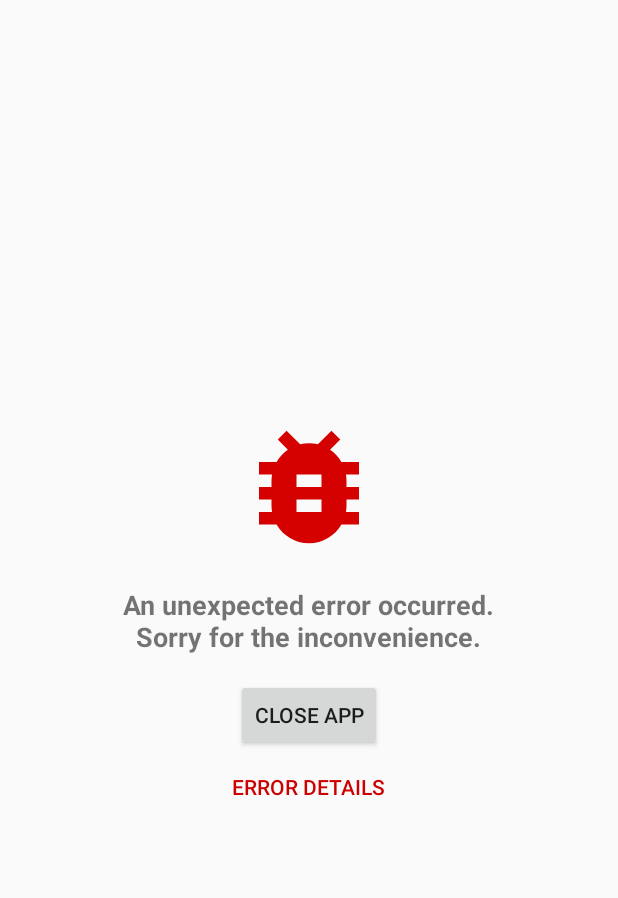
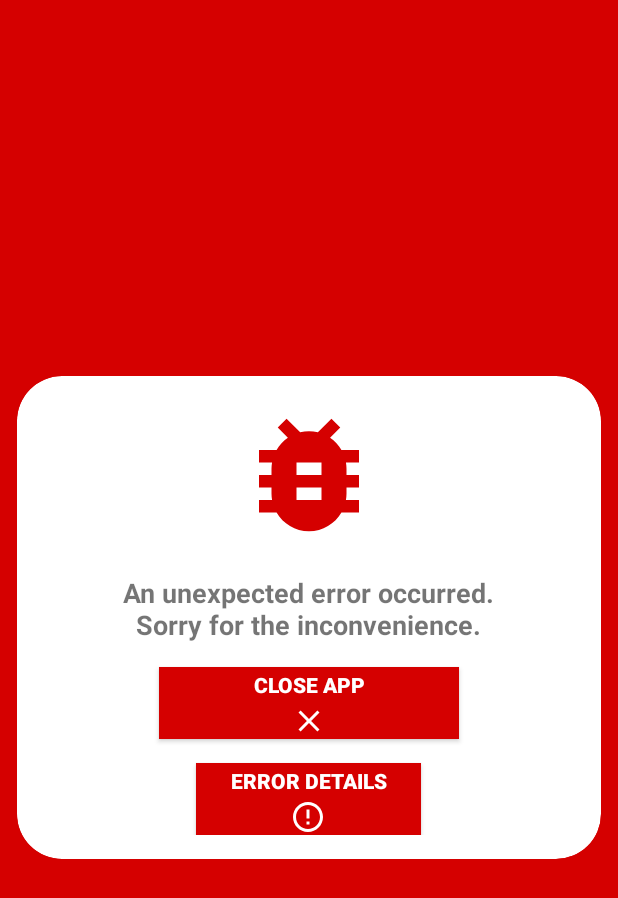
Before and after one commit to TutorialsAndroid/crashx, an Android app: the layout crash_default_error_activity.xml on its own in the app's theme, with its tools: preview values and no code run, on a phone screen of 412 x 824 dp. Shown: the top 898 px of the screen. Run offline under Robolectric (Android 15) with nearby library versions, the phone set to English and light mode, and no system bars.

```diff
--- a/build.gradle
+++ b/build.gradle
@@ -6,7 +6,7 @@ buildscript {
         jcenter()
     }
     dependencies {
-        classpath 'com.android.tools.build:gradle:3.3.2'
+        classpath 'com.android.tools.build:gradle:3.4.1'
         classpath 'com.github.dcendents:android-maven-gradle-plugin:2.1'
 
         // NOTE: Do not place your application dependencies here; they belong
--- a/library/src/main/java/com/kinda/crash/config/CrashConfig.java
+++ b/library/src/main/java/com/kinda/crash/config/CrashConfig.java
@@ -285,7 +285,6 @@ public class CrashConfig implements Serializable {
          * If not set or set to null, no events will be reported.
          *
          * @param eventListener The event listener.
-         * @throws IllegalArgumentException if the eventListener is an inner or anonymous class
          */
         @NonNull
         public Builder eventListener(@Nullable CrashActivity.EventListener eventListener) {
--- /dev/null
+++ b/library/src/main/res/drawable/crash_ic_close.xml
@@ -0,0 +1,5 @@
+<vector android:height="24dp" android:tint="#FFFFFF"
+    android:viewportHeight="24.0" android:viewportWidth="24.0"
+    android:width="24dp" xmlns:android="http://schemas.android.com/apk/res/android">
+    <path android:fillColor="#FF000000" android:pathData="M19,6.41L17.59,5 12,10.59 6.41,5 5,6.41 10.59,12 5,17.59 6.41,19 12,13.41 17.59,19 19,17.59 13.41,12z"/>
+</vector>
--- /dev/null
+++ b/library/src/main/res/drawable/crash_ic_error.xml
@@ -0,0 +1,5 @@
+<vector android:height="24dp" android:tint="#FFFFFF"
+    android:viewportHeight="24.0" android:viewportWidth="24.0"
+    android:width="24dp" xmlns:android="http://schemas.android.com/apk/res/android">
+    <path android:fillColor="#FF000000" android:pathData="M11,15h2v2h-2zM11,7h2v6h-2zM11.99,2C6.47,2 2,6.48 2,12s4.47,10 9.99,10C17.52,22 22,17.52 22,12S17.52,2 11.99,2zM12,20c-4.42,0 -8,-3.58 -8,-8s3.58,-8 8,-8 8,3.58 8,8 -3.58,8 -8,8z"/>
+</vector>
--- a/library/src/main/res/layout/crash_default_error_activity.xml
+++ b/library/src/main/res/layout/crash_default_error_activity.xml
@@ -1,12 +1,19 @@
 <?xml version="1.0" encoding="utf-8"?>
 <RelativeLayout xmlns:android="http://schemas.android.com/apk/res/android"
+    xmlns:app="http://schemas.android.com/apk/res-auto"
     android:layout_width="match_parent"
     android:layout_height="match_parent"
-    android:gravity="center">
+    android:background="#D50000">
 
-    <ScrollView
+    <android.support.v7.widget.CardView
         android:layout_width="match_parent"
-        android:layout_height="wrap_content">
+        android:layout_height="wrap_content"
+        android:layout_centerInParent="true"
+        app:cardBackgroundColor="#FFFFFF"
+        app:cardCornerRadius="30dp"
+        app:cardElevation="0dp"
+        app:cardPreventCornerOverlap="true"
+        app:cardUseCompatPadding="true">
 
         <LinearLayout
             android:layout_width="match_parent"
@@ -37,18 +44,25 @@
 
             <Button
                 android:id="@+id/crash_error_activity_restart_button"
-                android:layout_width="wrap_content"
+                android:layout_width="200dp"
                 android:layout_height="wrap_content"
                 android:layout_marginTop="@dimen/customactivityoncrash_activity_vertical_margin"
-                android:text="@string/customactivityoncrash_error_activity_close_app" />
+                android:textColor="@android:color/white"
+                android:textStyle="bold"
+                android:background="#D50000"
+                android:text="@string/customactivityoncrash_error_activity_close_app"
+                android:drawableBottom="@drawable/crash_ic_close" />
 
             <Button
                 android:id="@+id/crash_error_activity_more_info_button"
-                style="?borderlessButtonStyle"
-                android:layout_width="wrap_content"
+                android:layout_width="150dp"
                 android:layout_height="wrap_content"
                 android:text="@string/customactivityoncrash_error_activity_error_details"
-                android:textColor="?colorPrimary" />
+                android:layout_marginTop="@dimen/customactivityoncrash_activity_vertical_margin"
+                android:textColor="@android:color/white"
+                android:textStyle="bold"
+                android:background="#D50000"
+                android:drawableBottom="@drawable/crash_ic_error"/>
         </LinearLayout>
-    </ScrollView>
+    </android.support.v7.widget.CardView>
 </RelativeLayout>
```
Also changed, not shown: library/build.gradle (+8 -2 lines), library/src/main/java/com/kinda/crash/activity/DefaultErrorActivity.java (+13 -0 lines), sample/build.gradle (+8 -2 lines), gradle/wrapper/gradle-wrapper.properties, 1 other file.
